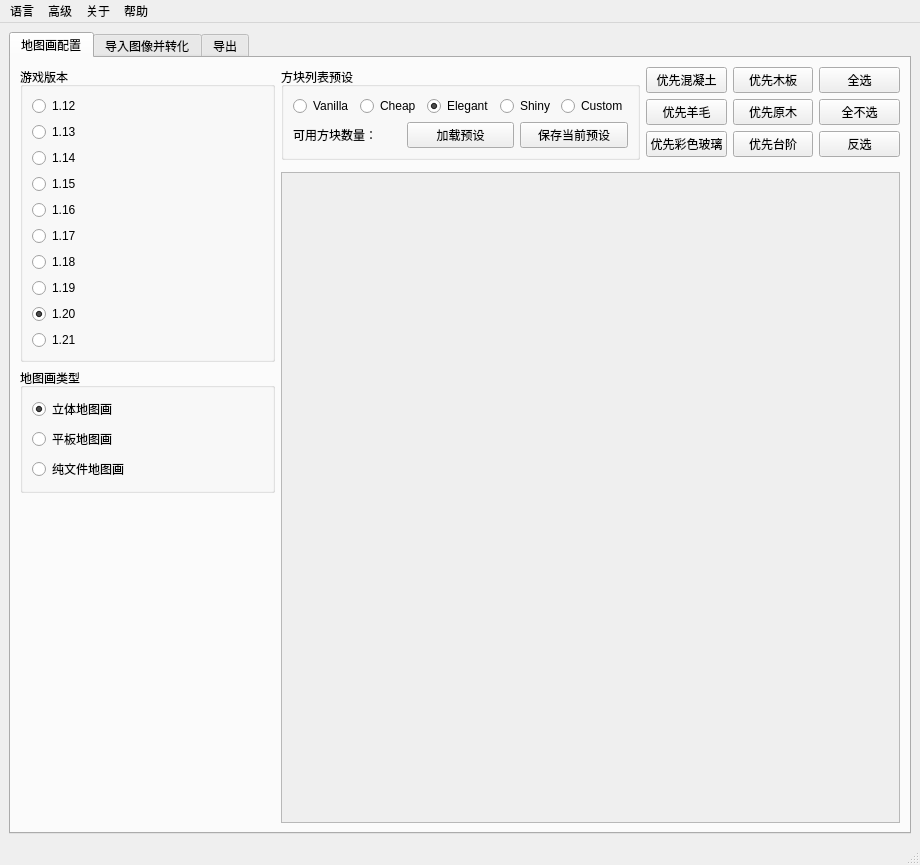
The window that SlopeCraft/SCWind.ui (SlopeCraft/SlopeCraft) describes before a commit, drawn with Qt 5.
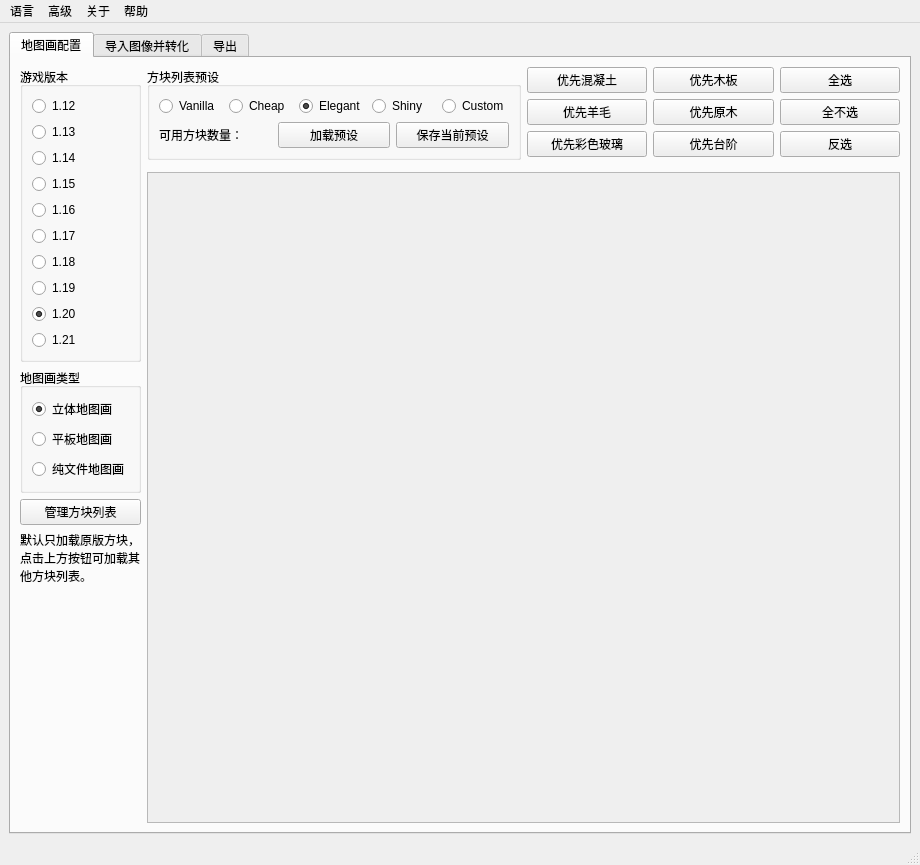
The same window after the commit. Icons and pictures are not drawn. Custom widgets are drawn as their Qt base class.

Commit message: add conspicuous button to manage block list

Diff of the .ui file:
```diff
--- a/SlopeCraft/SCWind.ui
+++ b/SlopeCraft/SCWind.ui
@@ -24,7 +24,7 @@
        <attribute name="title">
         <string>地图画配置</string>
        </attribute>
-       <layout class="QGridLayout" name="gridLayout_2">
+       <layout class="QGridLayout" name="gridLayout_2" columnstretch="1,0,10,10">
         <item row="0" column="2">
          <widget class="QGroupBox" name="groupBox_3">
           <property name="title">
@@ -235,6 +235,32 @@
             </layout>
            </widget>
           </item>
+          <item>
+           <widget class="QPushButton" name="pb_manage_block_list">
+            <property name="text">
+             <string>管理方块列表</string>
+            </property>
+           </widget>
+          </item>
+          <item>
+           <widget class="QLabel" name="label_5">
+            <property name="sizePolicy">
+             <sizepolicy hsizetype="Preferred" vsizetype="Preferred">
+              <horstretch>0</horstretch>
+              <verstretch>0</verstretch>
+             </sizepolicy>
+            </property>
+            <property name="text">
+             <string>默认只加载原版方块，点击上方按钮可加载其他方块列表。</string>
+            </property>
+            <property name="textFormat">
+             <enum>Qt::TextFormat::AutoText</enum>
+            </property>
+            <property name="wordWrap">
+             <bool>true</bool>
+            </property>
+           </widget>
+          </item>
           <item>
            <spacer name="verticalSpacer_5">
             <property name="orientation">
@@ -330,7 +356,7 @@
             <rect>
              <x>0</x>
              <y>0</y>
-             <width>622</width>
+             <width>750</width>
              <height>653</height>
             </rect>
            </property>
```
The commit also changes 1 other file.
